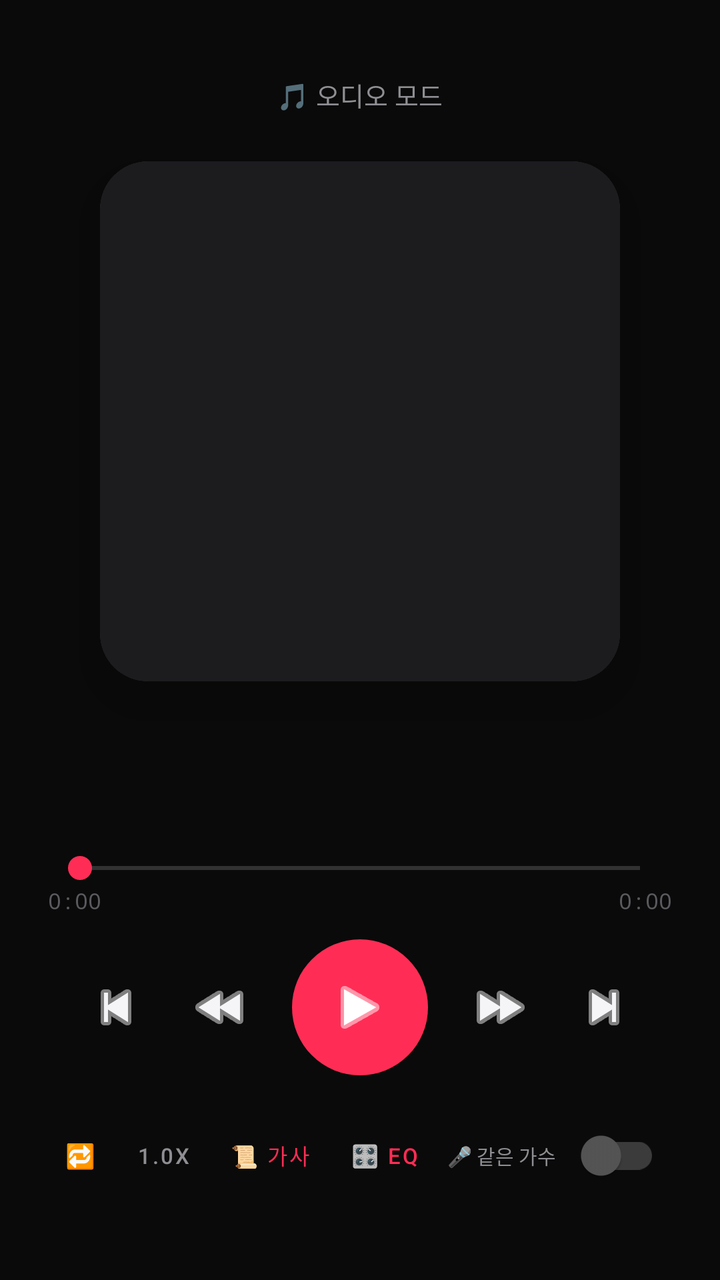
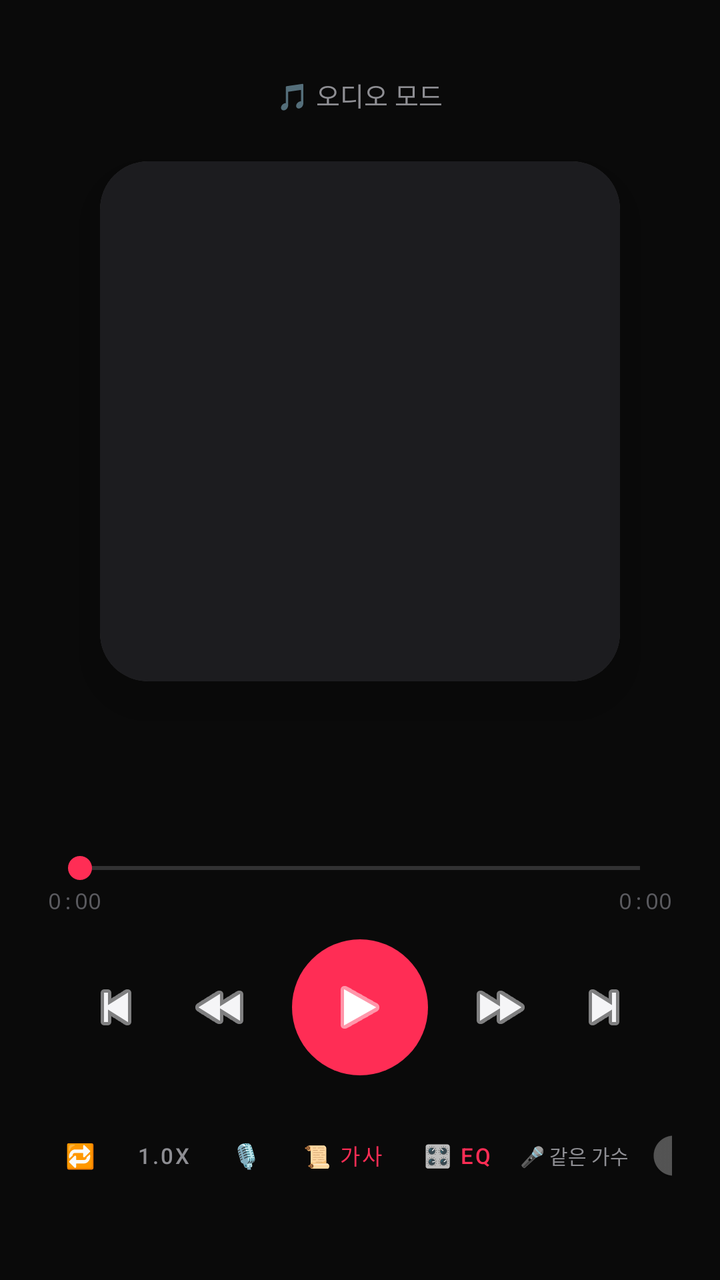

Compare the two renders of this Android layout. The source of the first and the diff that turns it into the second are given below.
<!-- AndroidManifest.xml: application theme Theme.MyPlayer -->
<!-- res/layout/activity_audio.xml -->
<?xml version="1.0" encoding="utf-8"?>
<FrameLayout xmlns:android="http://schemas.android.com/apk/res/android"
    xmlns:app="http://schemas.android.com/apk/res-auto"
    android:layout_width="match_parent"
    android:layout_height="match_parent"
    android:background="@color/bg_dark">

    <ImageView
        android:id="@+id/ivBackground"
        android:layout_width="match_parent"
        android:layout_height="match_parent"
        android:scaleType="centerCrop"
        android:alpha="0.25" />

    <View
        android:layout_width="match_parent"
        android:layout_height="match_parent"
        android:background="#CC0A0A0B" />

    <LinearLayout
        android:layout_width="match_parent"
        android:layout_height="match_parent"
        android:orientation="vertical"
        android:padding="24dp"
        android:gravity="center">

        <TextView
            android:layout_width="wrap_content"
            android:layout_height="wrap_content"
            android:text="🎵 오디오 모드"
            android:textSize="13sp"
            android:textColor="@color/text_secondary" />

        <androidx.cardview.widget.CardView
            android:layout_width="260dp"
            android:layout_height="260dp"
            android:layout_marginTop="24dp"
            app:cardCornerRadius="24dp"
            app:cardElevation="20dp">

            <ImageView
                android:id="@+id/ivArt"
                android:layout_width="match_parent"
                android:layout_height="match_parent"
                android:scaleType="centerCrop"
                android:background="@color/bg_elevated" />
        </androidx.cardview.widget.CardView>

        <TextView
            android:id="@+id/tvTitle"
            android:layout_width="match_parent"
            android:layout_height="wrap_content"
            android:layout_marginTop="20dp"
            android:textSize="17sp"
            android:textStyle="bold"
            android:textColor="@color/text_primary"
            android:gravity="center"
            android:maxLines="2"
            android:ellipsize="end" />

        <TextView
            android:id="@+id/tvChannel"
            android:layout_width="match_parent"
            android:layout_height="wrap_content"
            android:layout_marginTop="4dp"
            android:textSize="13sp"
            android:textColor="@color/text_secondary"
            android:gravity="center"
            android:maxLines="1"
            android:ellipsize="end" />

        <SeekBar
            android:id="@+id/seekBar"
            android:layout_width="match_parent"
            android:layout_height="wrap_content"
            android:layout_marginTop="20dp"
            android:max="1000"
            android:progressTint="@color/accent"
            android:thumbTint="@color/accent" />

        <LinearLayout
            android:layout_width="match_parent"
            android:layout_height="wrap_content"
            android:orientation="horizontal">

            <TextView
                android:id="@+id/tvPos"
                android:layout_width="0dp"
                android:layout_height="wrap_content"
                android:layout_weight="1"
                android:text="0:00"
                android:textSize="11sp"
                android:textColor="@color/text_tertiary"
                android:fontFamily="monospace" />

            <TextView
                android:id="@+id/tvDur"
                android:layout_width="wrap_content"
                android:layout_height="wrap_content"
                android:text="0:00"
                android:textSize="11sp"
                android:textColor="@color/text_tertiary"
                android:fontFamily="monospace" />
        </LinearLayout>

        <LinearLayout
            android:layout_width="match_parent"
            android:layout_height="wrap_content"
            android:layout_marginTop="12dp"
            android:orientation="horizontal"
            android:gravity="center"
            android:baselineAligned="false">

            <ImageButton
                android:id="@+id/btnPrev"
                android:layout_width="52dp"
                android:layout_height="52dp"
                android:background="?android:attr/selectableItemBackgroundBorderless"
                android:src="@android:drawable/ic_media_previous"
                android:tint="@color/text_primary" />

            <ImageButton
                android:id="@+id/btnRewind"
                android:layout_width="52dp"
                android:layout_height="52dp"
                android:background="?android:attr/selectableItemBackgroundBorderless"
                android:src="@android:drawable/ic_media_rew"
                android:tint="@color/text_primary" />

            <ImageButton
                android:id="@+id/btnPlay"
                android:layout_width="68dp"
                android:layout_height="68dp"
                android:layout_marginStart="10dp"
                android:layout_marginEnd="10dp"
                android:background="@drawable/bg_play_button"
                android:src="@android:drawable/ic_media_play"
                android:tint="@color/white" />

            <ImageButton
                android:id="@+id/btnForward"
                android:layout_width="52dp"
                android:layout_height="52dp"
                android:background="?android:attr/selectableItemBackgroundBorderless"
                android:src="@android:drawable/ic_media_ff"
                android:tint="@color/text_primary" />

            <ImageButton
                android:id="@+id/btnNext"
                android:layout_width="52dp"
                android:layout_height="52dp"
                android:background="?android:attr/selectableItemBackgroundBorderless"
                android:src="@android:drawable/ic_media_next"
                android:tint="@color/text_primary" />
        </LinearLayout>

        <HorizontalScrollView
            android:layout_width="match_parent"
            android:layout_height="wrap_content"
            android:layout_marginTop="16dp"
            android:scrollbars="none">

            <LinearLayout
                android:layout_width="wrap_content"
                android:layout_height="wrap_content"
                android:orientation="horizontal"
                android:gravity="center_vertical">

                <com.google.android.material.button.MaterialButton
                    android:id="@+id/btnRepeat"
                    style="@style/Widget.MaterialComponents.Button.TextButton"
                    android:layout_width="wrap_content"
                    android:layout_height="wrap_content"
                    android:text="🔁"
                    android:textColor="@color/text_secondary"
                    android:textSize="12sp"
                    android:minWidth="0dp"
                    android:paddingStart="10dp"
                    android:paddingEnd="10dp" />

                <com.google.android.material.button.MaterialButton
                    android:id="@+id/btnSpeed"
                    style="@style/Widget.MaterialComponents.Button.TextButton"
                    android:layout_width="wrap_content"
                    android:layout_height="wrap_content"
                    android:layout_marginStart="4dp"
                    android:text="1.0x"
                    android:textColor="@color/text_secondary"
                    android:textSize="11sp"
                    android:minWidth="0dp"
                    android:paddingStart="8dp"
                    android:paddingEnd="8dp" />

                <com.google.android.material.button.MaterialButton
                    android:id="@+id/btnLyrics"
                    style="@style/Widget.MaterialComponents.Button.TextButton"
                    android:layout_width="wrap_content"
                    android:layout_height="wrap_content"
                    android:layout_marginStart="4dp"
                    android:text="📜 가사"
                    android:textColor="@color/accent"
                    android:textSize="11sp"
                    android:minWidth="0dp"
                    android:paddingStart="8dp"
                    android:paddingEnd="8dp" />

                <com.google.android.material.button.MaterialButton
                    android:id="@+id/btnEq"
                    style="@style/Widget.MaterialComponents.Button.TextButton"
                    android:layout_width="wrap_content"
                    android:layout_height="wrap_content"
                    android:layout_marginStart="4dp"
                    android:text="🎛 EQ"
                    android:textColor="@color/accent"
                    android:textSize="11sp"
                    android:minWidth="0dp"
                    android:paddingStart="8dp"
                    android:paddingEnd="8dp" />

                <LinearLayout
                    android:layout_width="wrap_content"
                    android:layout_height="wrap_content"
                    android:layout_marginStart="6dp"
                    android:orientation="horizontal"
                    android:gravity="center_vertical">

                    <TextView
                        android:layout_width="wrap_content"
                        android:layout_height="wrap_content"
                        android:text="🎤 같은 가수"
                        android:textColor="@color/text_secondary"
                        android:textSize="10sp" />

                    <com.google.android.material.switchmaterial.SwitchMaterial
                        android:id="@+id/swSameArtist"
                        android:layout_width="wrap_content"
                        android:layout_height="wrap_content"
                        android:layout_marginStart="4dp"
                        app:thumbTint="@color/switch_thumb"
                        app:trackTint="@color/switch_track"
                        app:useMaterialThemeColors="false" />
                </LinearLayout>

                <com.google.android.material.button.MaterialButton
                    android:id="@+id/btnDislike"
                    style="@style/Widget.MaterialComponents.Button.TextButton"
                    android:layout_width="wrap_content"
                    android:layout_height="wrap_content"
                    android:layout_marginStart="4dp"
                    android:text="👎"
                    android:textColor="@color/text_secondary"
                    android:textSize="12sp"
                    android:minWidth="0dp"
                    android:paddingStart="8dp"
                    android:paddingEnd="8dp" />

                <com.google.android.material.button.MaterialButton
                    android:id="@+id/btnVideoMode"
                    style="@style/Widget.MaterialComponents.Button.TextButton"
                    android:layout_width="wrap_content"
                    android:layout_height="wrap_content"
                    android:layout_marginStart="4dp"
                    android:text="📺"
                    android:textColor="@color/accent"
                    android:textSize="12sp"
                    android:minWidth="0dp"
                    android:paddingStart="8dp"
                    android:paddingEnd="8dp" />
            </LinearLayout>
        </HorizontalScrollView>
    </LinearLayout>
</FrameLayout>
<!-- resources referenced by this layout -->
<resources>
  <color name="accent">#FF2D55</color>
  <color name="bg_dark">#0A0A0B</color>
  <color name="bg_elevated">#1C1C1F</color>
  <color name="text_primary">#F5F5F7</color>
  <color name="text_secondary">#8E8E93</color>
  <color name="text_tertiary">#5A5A5F</color>
  <color name="white">#FFFFFF</color>
  <!-- drawable bg_play_button (drawable) -->
  <?xml version="1.0" encoding="utf-8"?>
  <shape xmlns:android="http://schemas.android.com/apk/res/android"
      android:shape="oval">
      <solid android:color="@color/accent" />
  </shape>
  <style name="Theme.MyPlayer" parent="Theme.MaterialComponents.NoActionBar">
          <item name="colorPrimary">@color/accent</item>
          <item name="colorPrimaryVariant">@color/accent_dark</item>
          <item name="colorOnPrimary">@color/white</item>
          <item name="colorSecondary">@color/accent</item>
          <item name="colorOnSecondary">@color/white</item>
          <item name="colorAccent">@color/spinner</item>
          <item name="android:colorBackground">@color/bg_dark</item>
          <item name="colorSurface">@color/bg_surface</item>
          <item name="colorOnSurface">@color/text_primary</item>
          <item name="android:statusBarColor">@color/bg_dark</item>
          <item name="android:navigationBarColor">@color/bg_dark</item>
          <item name="android:windowLightStatusBar">false</item>
          <item name="android:textColorPrimary">@color/text_primary</item>
          <item name="android:textColorSecondary">@color/text_secondary</item>
      </style>
  <color name="accent_dark">#E01E45</color>
  <color name="spinner">#E5E5E7</color>
  <color name="bg_surface">#141416</color>
</resources>

<!-- the commit's change to res/layout/activity_audio.xml (unified diff, before → after) -->
@@ -192,6 +192,19 @@
                     android:paddingEnd="8dp" />
 
                 <com.google.android.material.button.MaterialButton
+                    android:id="@+id/btnLiveSub"
+                    style="@style/Widget.MaterialComponents.Button.TextButton"
+                    android:layout_width="wrap_content"
+                    android:layout_height="wrap_content"
+                    android:layout_marginStart="4dp"
+                    android:text="🎙"
+                    android:textColor="@color/text_secondary"
+                    android:textSize="12sp"
+                    android:minWidth="0dp"
+                    android:paddingStart="8dp"
+                    android:paddingEnd="8dp" />
+
+                <com.google.android.material.button.MaterialButton
                     android:id="@+id/btnLyrics"
                     style="@style/Widget.MaterialComponents.Button.TextButton"
                     android:layout_width="wrap_content"
